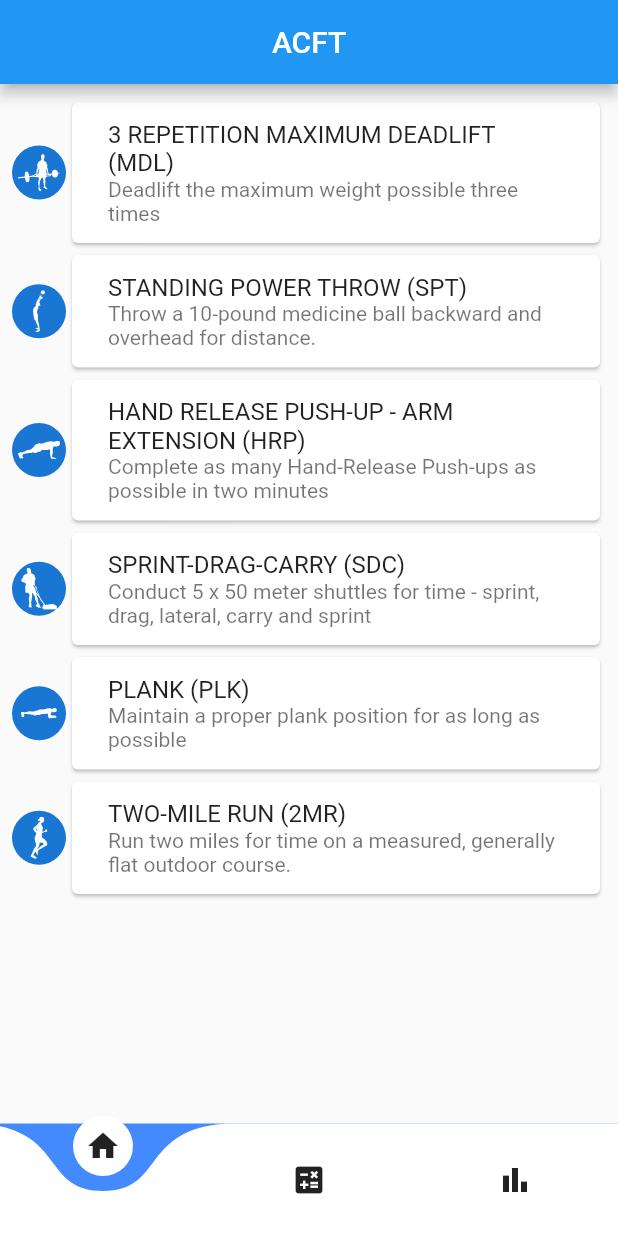
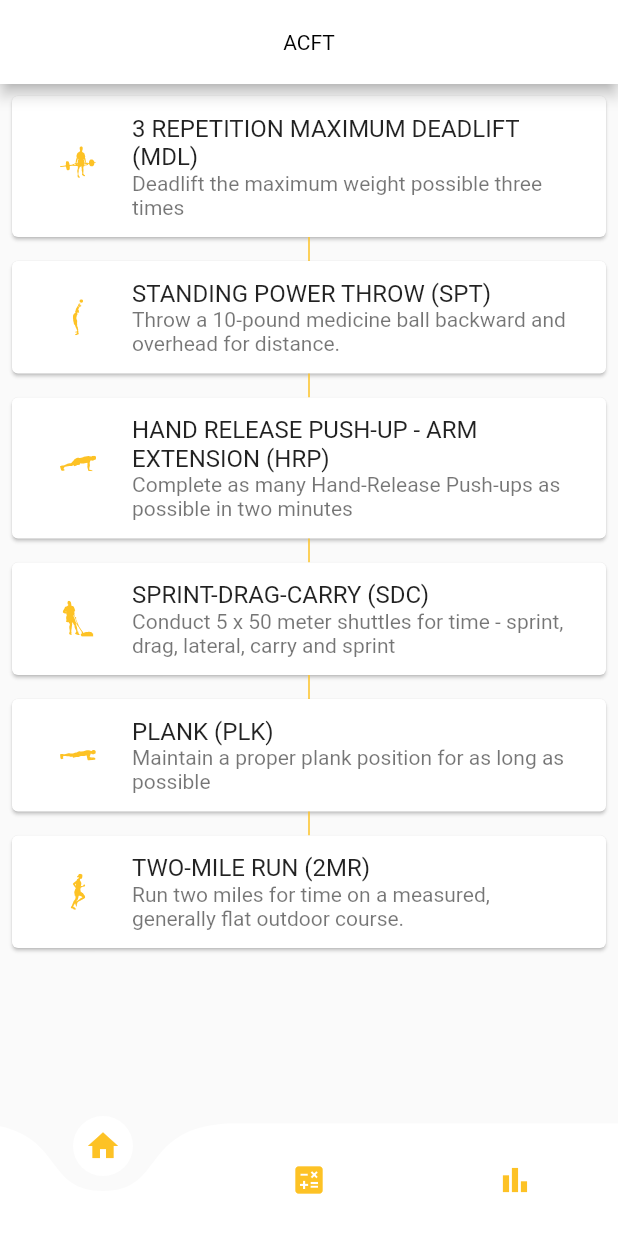
Before and after one commit to flores912/army_combat_fitness_test, a Flutter app: the screen it shows after launch, on a phone screen of 412 x 824 dp. Shown: the top 1233 px of the screen. Run offline on Flutter 3.47's test engine with Material 2 defaults, Android fonts, the phone set to English and light mode, and no system bars; drawn by our look-alikes of curved_navigation_bar; our stand-ins replace bloc, flutter_svg, get, youtube_player_flutter.

Commit message:
- added some some theme color for ui

```diff
--- a/lib/main.dart
+++ b/lib/main.dart
@@ -1,4 +1,5 @@
 import 'package:army_combat_fitness_test/screens/main_screen.dart';
+import 'package:army_combat_fitness_test/theme_provider.dart';
 import 'package:flutter/material.dart';
 import 'package:get/get.dart';
 void main() {
@@ -7,24 +8,16 @@ void main() {
 
 class MyApp extends StatelessWidget {
   const MyApp({Key? key}) : super(key: key);
+  static const String title = 'ACFT';
 
   // This widget is the root of your application.
   @override
   Widget build(BuildContext context) {
     return GetMaterialApp(
-      title: 'Flutter Demo',
-      theme: ThemeData(
-        // This is the theme of your application.
-        //
-        // Try running your application with "flutter run". You'll see the
-        // application has a blue toolbar. Then, without quitting the app, try
-        // changing the primarySwatch below to Colors.green and then invoke
-        // "hot reload" (press "r" in the console where you ran "flutter run",
-        // or simply save your changes to "hot reload" in a Flutter IDE).
-        // Notice that the counter didn't reset back to zero; the application
-        // is not restarted.
-        primarySwatch: Colors.blue,
-      ),
+      title: title,
+      themeMode: ThemeMode.system,
+      theme: MyThemes.lightTheme,
+      darkTheme: MyThemes.darkTheme,
       home: const MainScreen(),
     );
   }
--- a/lib/screens/acft_event_details.dart
+++ b/lib/screens/acft_event_details.dart
@@ -1,4 +1,5 @@
 import 'package:army_combat_fitness_test/models/AcftEvent.dart';
+import 'package:army_combat_fitness_test/widgets/EventIcon.dart';
 import 'package:flutter/material.dart';
 import 'package:get/get.dart';
 import 'package:youtube_player_flutter/youtube_player_flutter.dart';
@@ -32,14 +33,8 @@ class _AcftEventDetailsState extends State<AcftEventDetails> {
         centerTitle: true,
         title: Hero(
           tag: acftEvent.eventName,
-          child: CircleAvatar(
-            child: Padding(
-              padding: const EdgeInsets.all(4.0),
-              child: SvgPicture.asset(
-                acftEvent.eventImagePath,
-                color: Colors.white, //todo:define theme colors at main.dart
-              ),
-            ),
+          child: EventIcon(
+            acftEvent: acftEvent,
           ),
         ),
       )),
@@ -136,7 +131,8 @@ class _AcftEventDetailsState extends State<AcftEventDetails> {
             ),
             Padding(
                 padding: const EdgeInsets.all(8.0),
-              child: Card(
+                child: acftEvent.safetyTips != '' //if no safety tip return empty widget
+                    ? Card(
                         color: Colors.amber,
                         child: Padding(
                           padding: const EdgeInsets.all(8.0),
@@ -146,14 +142,23 @@ class _AcftEventDetailsState extends State<AcftEventDetails> {
                                 padding: EdgeInsets.all(8.0),
                                 child: Text(
                                   'Safety Tips',
-                            style: TextStyle(fontWeight: FontWeight.bold),
+                                  style: TextStyle(
+                                    fontWeight: FontWeight.bold,
+                                    color: Colors.black,
                                   ),
                                 ),
-                        Text(acftEvent.safetyTips),
+                              ),
+                              Text(
+                                acftEvent.safetyTips,
+                                style: const TextStyle(
+                                  color: Colors.black,
+                                ),
+                              ),
                             ],
                           ),
-                  )),
                         ),
+                      )
+                    : Container()),
           ],
         ),
       ),
@@ -178,7 +183,7 @@ class _AcftEventDetailsState extends State<AcftEventDetails> {
       initialVideoId: _videoId,
       flags: const YoutubePlayerFlags(
         mute: false,
-        autoPlay: true,
+        autoPlay: false,
         disableDragSeek: false,
         loop: false,
         isLive: false,
--- a/lib/screens/calculator_screen.dart
+++ b/lib/screens/calculator_screen.dart
@@ -10,6 +10,7 @@ class CalculatorScreen extends StatefulWidget {
 class _CalculatorScreenState extends State<CalculatorScreen> {
   @override
   Widget build(BuildContext context) {
-    return Container(color: Colors.black,);
+    return const Scaffold();
+
   }
 }
--- a/lib/screens/home_screen.dart
+++ b/lib/screens/home_screen.dart
@@ -1,3 +1,4 @@
+import 'package:army_combat_fitness_test/models/AcftEvent.dart';
 import 'package:army_combat_fitness_test/screens/acft_event_details.dart';
 import 'package:army_combat_fitness_test/repositories/AcftEventsRepository.dart';
 import 'package:flutter/material.dart';
@@ -11,49 +12,30 @@ class HomeScreen extends StatefulWidget {
   State<HomeScreen> createState() => _HomeScreenState();
 }
 
+
 class _HomeScreenState extends State<HomeScreen> {
   AcftEventsRepository acftEventsRepository = AcftEventsRepository();
   @override
   Widget build(BuildContext context) {
+    List<AcftEvent> acftEvents = acftEventsRepository.acftEventsList;
     return Scaffold(
       appBar: AppBar(
         title: const Text('ACFT'),
         centerTitle: true,
       ),
-      body:
-          //todo:refactor list
-          Padding(
+      body: Padding(
         padding: const EdgeInsets.all(8.0),
-        child: ListView(
-          children: [
-            EventCard(
-              acftEvent: acftEventsRepository.acftEventsList[0],
-              onTap: () => Get.to(AcftEventDetails(acftEvent: acftEventsRepository.acftEventsList.first))
-            ),
-            EventCard(
-              acftEvent: acftEventsRepository.acftEventsList[1],
-              onTap: () {},
-            ),
-            EventCard(
-              acftEvent: acftEventsRepository.acftEventsList[2],
-              onTap: () {},
-            ),
-            EventCard(
-              acftEvent: acftEventsRepository.acftEventsList[3],
-              onTap: () {},
-            ),
-            EventCard(
-              acftEvent: acftEventsRepository.acftEventsList[4],
-              onTap: () {},
-            ),
-            EventCard(
-              acftEvent: acftEventsRepository.acftEventsList[5],
-              onTap: () {},
-            ),
-          ],
-        ),
+        child: ListView.builder(
+          itemCount: acftEvents.length,
+          itemBuilder: ( context,  index){
+            final  acftEvent = acftEvents[index];
+            return EventCard(
+                acftEvent: acftEvent,
+                onTap:()=>Get.to(AcftEventDetails(acftEvent: acftEvent))
+            );
+          }
+        )
       ),
     );
   }
-
 }
--- a/lib/screens/main_screen.dart
+++ b/lib/screens/main_screen.dart
@@ -27,6 +27,10 @@ class _MainScreenState extends State<MainScreen> {
         children: screens,
       ),
       bottomNavigationBar: CurvedNavigationBar(
+        animationCurve: Curves.easeInOutBack,
+        animationDuration: const Duration(milliseconds: 500),
+        backgroundColor: Theme.of(context).scaffoldBackgroundColor,
+        color:Theme.of(context).bottomAppBarColor,
         index: currentIndex,
         onTap: (index) => setState(() => currentIndex = index),
         items: const [
--- a/lib/screens/statistics_screen.dart
+++ b/lib/screens/statistics_screen.dart
@@ -10,6 +10,6 @@ class StatisticsScreen extends StatefulWidget {
 class _StatisticsScreenState extends State<StatisticsScreen> {
   @override
   Widget build(BuildContext context) {
-    return Container(color: Colors.grey,);
+    return Scaffold();
   }
 }
--- /dev/null
+++ b/lib/theme_provider.dart
@@ -0,0 +1,33 @@
+import 'package:flutter/material.dart';
+
+class MyThemes {
+  static const Color kAccentColor =  Color.fromARGB(255, 253, 194, 37);
+  static final darkTheme = ThemeData(
+      appBarTheme: AppBarTheme(
+        backgroundColor: Colors.grey.shade800,
+        iconTheme: const IconThemeData(color: Colors.white),
+        titleTextStyle: const TextStyle(color: Colors.white,),
+
+      ),
+    scaffoldBackgroundColor: Colors.grey.shade900,
+    backgroundColor: Colors.grey.shade900,
+    primaryColor: Colors.black,
+    iconTheme: const IconThemeData(
+      color:kAccentColor
+    ), colorScheme: const ColorScheme.dark().copyWith(secondary: kAccentColor),
+  );
+  static final lightTheme = ThemeData(
+      appBarTheme: const AppBarTheme(
+        backgroundColor:Colors.white,
+        iconTheme: IconThemeData(color: Colors.black),
+        titleTextStyle: TextStyle(color: Colors.black,),
+
+      ),
+    scaffoldBackgroundColor: Colors.grey.shade50,
+    backgroundColor: Colors.grey.shade50,
+    primaryColor: Colors.white,
+    iconTheme: const IconThemeData(
+      color: kAccentColor,
+    ), colorScheme: const ColorScheme.light().copyWith(secondary: kAccentColor),
+  );
+}
--- a/lib/widgets/EventCard.dart
+++ b/lib/widgets/EventCard.dart
@@ -1,6 +1,10 @@
 import 'package:army_combat_fitness_test/models/AcftEvent.dart';
+import 'package:army_combat_fitness_test/theme_provider.dart';
 import 'package:flutter/material.dart';
 import 'package:flutter_svg/flutter_svg.dart';
+import 'package:get/get.dart';
+
+import 'EventIcon.dart';
 
 class EventCard extends StatelessWidget {
   final AcftEvent acftEvent;
@@ -14,27 +18,12 @@ class EventCard extends StatelessWidget {
 
   @override
   Widget build(BuildContext context) {
-    return Row(
+    return Column(
       children: [
-        SizedBox(
-          height: 36,
-          width: 36,
-          child: Hero(
-            tag: acftEvent.eventName,
-            child: CircleAvatar(
-              child: Padding(
-                padding: const EdgeInsets.all(4.0),
-                child: SvgPicture.asset(
-                  acftEvent.eventImagePath,color: Colors.white,//todo:define theme colors at main.dart
-                ),
-              ),
-            ),
-          ),
-        ),
-        Expanded(
-          child: GestureDetector(
-            onTap:()=> onTap(),
+        GestureDetector(
+          onTap: () => onTap(),
           child: Card(
+          margin: const EdgeInsets.all(0),
           child: Padding(
               padding: const EdgeInsets.all(8.0),
               child: ListTile(
@@ -42,11 +31,21 @@ class EventCard extends StatelessWidget {
                   acftEvent.eventName,
                 ),
                 subtitle: Text(acftEvent.subtitle),
+                leading: Hero(
+                  tag: acftEvent.eventName,
+                  child: EventIcon(acftEvent: acftEvent),
                 ),
               ),
             ),
           ),
         ),
+        acftEvent.eventName != 'TWO-MILE RUN (2MR)'
+            ? Container(
+          width: 1,
+                height: 16,
+                color: MyThemes.kAccentColor,
+              )
+            : Container()
       ],
     );
   }
--- /dev/null
+++ b/lib/widgets/EventIcon.dart
@@ -0,0 +1,27 @@
+import 'package:flutter/cupertino.dart';
+import 'package:flutter/material.dart';
+import 'package:flutter_svg/svg.dart';
+import 'package:get/get.dart';
+
+import '../models/AcftEvent.dart';
+
+class EventIcon extends StatelessWidget {
+  const EventIcon({
+    Key? key,
+    required this.acftEvent,
+  }) : super(key: key);
+
+  final AcftEvent acftEvent;
+  @override
+  Widget build(BuildContext context) {
+    return CircleAvatar(
+      backgroundColor: Theme.of(context).backgroundColor,
+      child: Padding(
+        padding: const EdgeInsets.all(8.0),
+        child: SvgPicture.asset(color:Theme.of(context).iconTheme.color,
+          acftEvent.eventImagePath,
+        ),
+      ),
+    );
+  }
+}
```
Also changed, not shown: 1 other file. Lines whose indentation alone changed are shown as unchanged.
